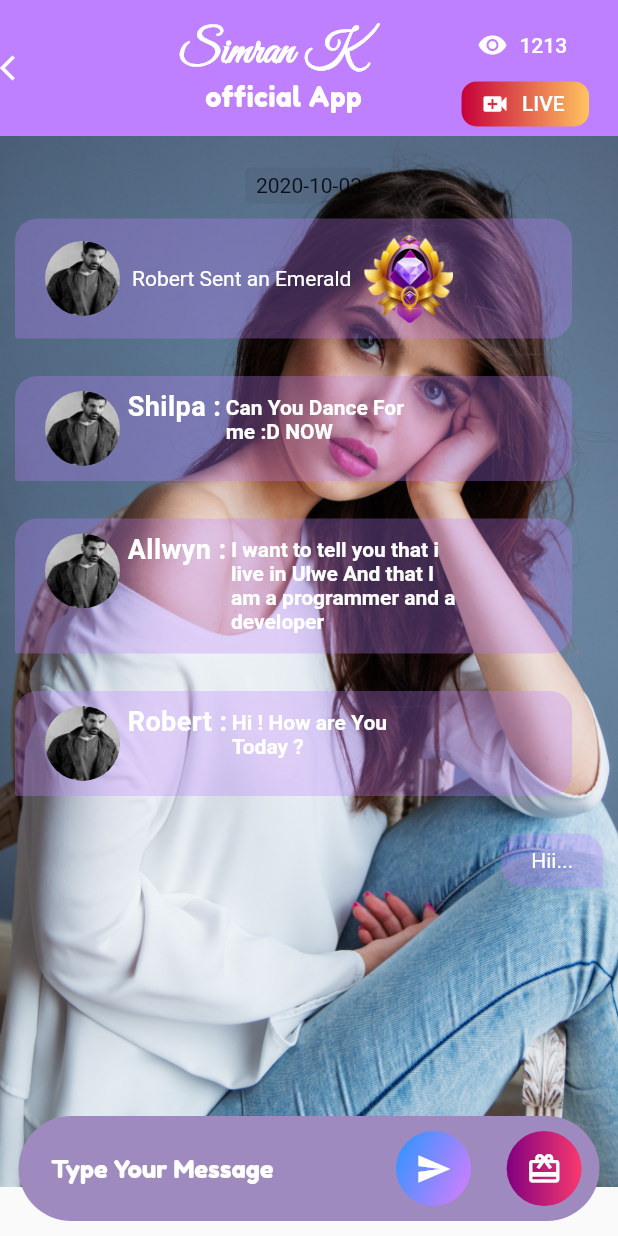
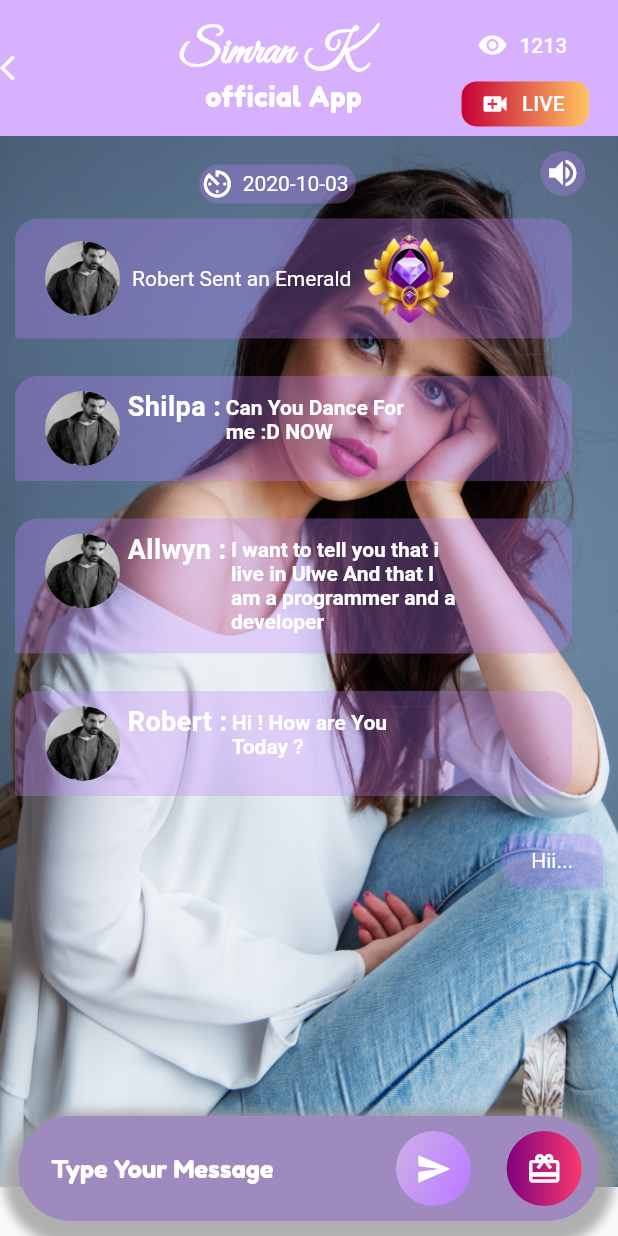
Before and after one commit to developerkrishnasoftweb/simrank, a Flutter app: the screen it shows after launch, on a phone screen of 412 x 824 dp. Run offline on Flutter 3.47's test engine with Material 2 defaults, Android fonts, the phone set to English and light mode, and no system bars; our stand-ins replace carousel_slider.

Commit message:
added chatbar

```diff
--- a/lib/constant/colors.dart
+++ b/lib/constant/colors.dart
@@ -27,7 +27,7 @@ class MyColors{
   static Color transparent = Colors.transparent;
   static Color darkpurple = Color(0xFF800080);
   static Color lightpurple = Color(0xFFbf80ff);
-  static Color lightblue = Color(0xFF2696ff);
+  static Color lightblue = Color(0xFFcbb3e6);
   static Color red = Color(0xFFC70039);
 
 }
--- a/lib/mainScreen/chat.dart
+++ b/lib/mainScreen/chat.dart
@@ -2,7 +2,7 @@ import 'package:flutter/cupertino.dart';
 import 'package:flutter/material.dart';
 import 'package:flutter/services.dart';
 import 'package:intl/intl.dart';
-import 'package:simrank/constant/colors.dart';
+import '../constant/colors.dart';
 import '../constant/strings.dart';
 
 class Chat extends StatefulWidget {
@@ -18,11 +18,8 @@ class _ChatState extends State<Chat> {
   Icon sendIcon = Icon(Icons.mic);
 
   Widget build(BuildContext context) {
-
-    SystemChrome.setPreferredOrientations([
-      DeviceOrientation.portraitUp,
-      DeviceOrientation.portraitDown
-    ]);
+    SystemChrome.setPreferredOrientations(
+        [DeviceOrientation.portraitUp, DeviceOrientation.portraitDown]);
 
     Size size = MediaQuery.of(context).size;
     return Scaffold(
@@ -34,7 +31,7 @@ class _ChatState extends State<Chat> {
               left: 0,
               right: 0,
               child: Container(
-                  color: MyColors.lightpurple,
+                color: MyColors.lightpurple.withOpacity(0.6),
                 height: size.height * 0.11,
                 width: size.width,
                 child: Row(
@@ -96,8 +93,7 @@ class _ChatState extends State<Chat> {
                               ),
                               label: Text(
                                 '1213',
-                                    style:
-                                        TextStyle(color: MyColors.whiteColor),
+                                style: TextStyle(color: MyColors.whiteColor),
                               ),
                             ),
                           ),
@@ -124,16 +120,17 @@ class _ChatState extends State<Chat> {
                               ),
                               label: Text(
                                 'LIVE',
-                                    style:
-                                        TextStyle(color: MyColors.whiteColor),
+                                style: TextStyle(color: MyColors.whiteColor),
                               ),
                             ),
                           ),
-                            ]),
+                        ],
+                      ),
                     )
                   ],
                 ),
-                )),
+              ),
+            ),
             Positioned(
               top: size.height * 0.11,
               left: 0,
@@ -149,25 +146,69 @@ class _ChatState extends State<Chat> {
                 child: SingleChildScrollView(
                   child: Column(
                     children: <Widget>[
+                      Row(
+                        children: [
                           GestureDetector(
                             child: Container(
                               height: 40,
-                          width: size.width,
+                              width: size.width *0.85,
                               alignment: Alignment(0.0, 1.0),
-                          child: Container(
-                            padding: EdgeInsets.only(
-                                top: 4, bottom: 4, left: 7, right: 7),
+                              child: Row(
+                                mainAxisAlignment: MainAxisAlignment.center,
+                                children: [
+                                  Container(
                                     decoration: BoxDecoration(
-                                color: Color.fromRGBO(0, 0, 0, 0.05),
-                                borderRadius: BorderRadius.circular(3)),
+                                        color:
+                                            MyColors.lightpurple.withOpacity(0.3),
+                                        borderRadius: BorderRadius.circular(15)),
+                                    child: Stack(
+                                      children: <Widget>[
+                                        Row(
+                                          children: <Widget>[
+                                            Container(
+                                              child: Icon(
+                                                Icons.av_timer,
+                                                color: MyColors.whiteColor,
+                                              ),
+                                            ),
+                                            Padding(
+                                              padding: const EdgeInsets.all(5.0),
                                               child: Text(
                                                 DateFormat('yyyy-MM-dd')
                                                     .format(DateTime.now())
                                                     .toString(),
-                              style: TextStyle(fontSize: 14),
+                                                style: TextStyle(
+                                                    fontSize: 14,
+                                                    color: MyColors.whiteColor),
+                                              ),
+                                            ),
+                                          ],
+                                        ),
+                                      ],
+                                    ),
+                                  ),
+                                ],
                               ),
                             ),
                           ),
+                          GestureDetector(
+                            onTap: () {
+                              print('Clicked');
+                            },
+                            child: Container(
+                              height: 30,
+                              width: 30,
+                              decoration: BoxDecoration(
+                                  color:
+                                  MyColors.lightpurple.withOpacity(0.3),
+                                  borderRadius: BorderRadius.circular(15)),
+                              // color: MyColors.whiteColor
+                              child: Icon(
+                                Icons.volume_up,color: MyColors.whiteColor,
+                              ),
+                            ),
+                          )
+                        ],
                       ),
                       Container(
                         width: size.width,
@@ -493,9 +534,6 @@ class _ChatState extends State<Chat> {
                 ),
               ),
             ),
-            /*
-            * text area
-            * */
             Positioned(
               bottom: 0,
               right: 10,
@@ -510,6 +548,14 @@ class _ChatState extends State<Chat> {
                       width: size.width * 0.94,
                       decoration: BoxDecoration(
                         color: MyColors.purple,
+                        boxShadow: [
+                          BoxShadow(
+                            color: Colors.grey.withOpacity(0.8),
+                            spreadRadius: 10,
+                            blurRadius: 5,
+                            offset: Offset(0, 7), // changes position of shadow
+                          ),
+                        ],
                         borderRadius: BorderRadius.circular(50),
                       ),
                       child: Row(
@@ -578,7 +624,14 @@ class _ChatState extends State<Chat> {
                   ],
                 ),
               ),
-            )
+            ),
+            // Positioned(
+            //   child: Container(
+            //     height: 25,
+            //     width: size.width,
+            //     child: Icon(Icons.volume_up),
+            //   ),
+            // ),
           ],
         ),
       ),
```
Lines whose indentation alone changed are shown as unchanged.
